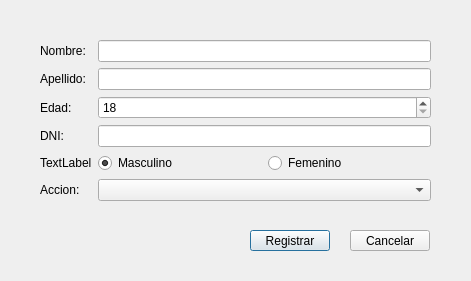
JMOrbegoso/USS-2021-II-PP, file PA2/PA2_Ejercicio02_Villanueva_Rojas/Ejercicio_02/registrartrabajadoresgui.ui: the form before one commit.
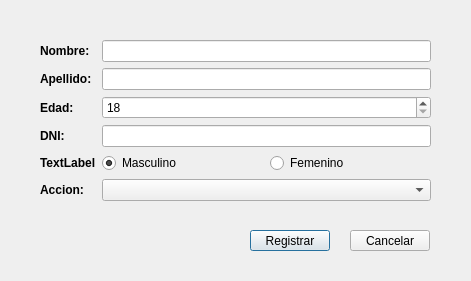
The form after the commit.

What changed in the file:
```diff
--- a/PA2/PA2_Ejercicio02_Villanueva_Rojas/Ejercicio_02/registrartrabajadoresgui.ui
+++ b/PA2/PA2_Ejercicio02_Villanueva_Rojas/Ejercicio_02/registrartrabajadoresgui.ui
@@ -25,6 +25,12 @@
    <layout class="QFormLayout" name="formLayout">
     <item row="0" column="0">
      <widget class="QLabel" name="label">
+      <property name="font">
+       <font>
+        <weight>75</weight>
+        <bold>true</bold>
+       </font>
+      </property>
       <property name="text">
        <string>Nombre:</string>
       </property>
@@ -32,6 +38,12 @@
     </item>
     <item row="1" column="0">
      <widget class="QLabel" name="label_2">
+      <property name="font">
+       <font>
+        <weight>75</weight>
+        <bold>true</bold>
+       </font>
+      </property>
       <property name="text">
        <string>Apellido:</string>
       </property>
@@ -39,6 +51,12 @@
     </item>
     <item row="2" column="0">
      <widget class="QLabel" name="label_3">
+      <property name="font">
+       <font>
+        <weight>75</weight>
+        <bold>true</bold>
+       </font>
+      </property>
       <property name="text">
        <string>Edad:</string>
       </property>
@@ -46,6 +64,12 @@
     </item>
     <item row="3" column="0">
      <widget class="QLabel" name="label_4">
+      <property name="font">
+       <font>
+        <weight>75</weight>
+        <bold>true</bold>
+       </font>
+      </property>
       <property name="text">
        <string>DNI:</string>
       </property>
@@ -53,6 +77,13 @@
     </item>
     <item row="4" column="0">
      <widget class="QLabel" name="label_5">
+      <property name="font">
+       <font>
+        <weight>75</weight>
+        <italic>false</italic>
+        <bold>true</bold>
+       </font>
+      </property>
       <property name="text">
        <string>TextLabel</string>
       </property>
@@ -90,6 +121,12 @@
     </item>
     <item row="5" column="0">
      <widget class="QLabel" name="label_6">
+      <property name="font">
+       <font>
+        <weight>75</weight>
+        <bold>true</bold>
+       </font>
+      </property>
       <property name="text">
        <string>Accion:</string>
       </property>
```
Left out of the diff: 11 changed lines with no effect on the pictures.
